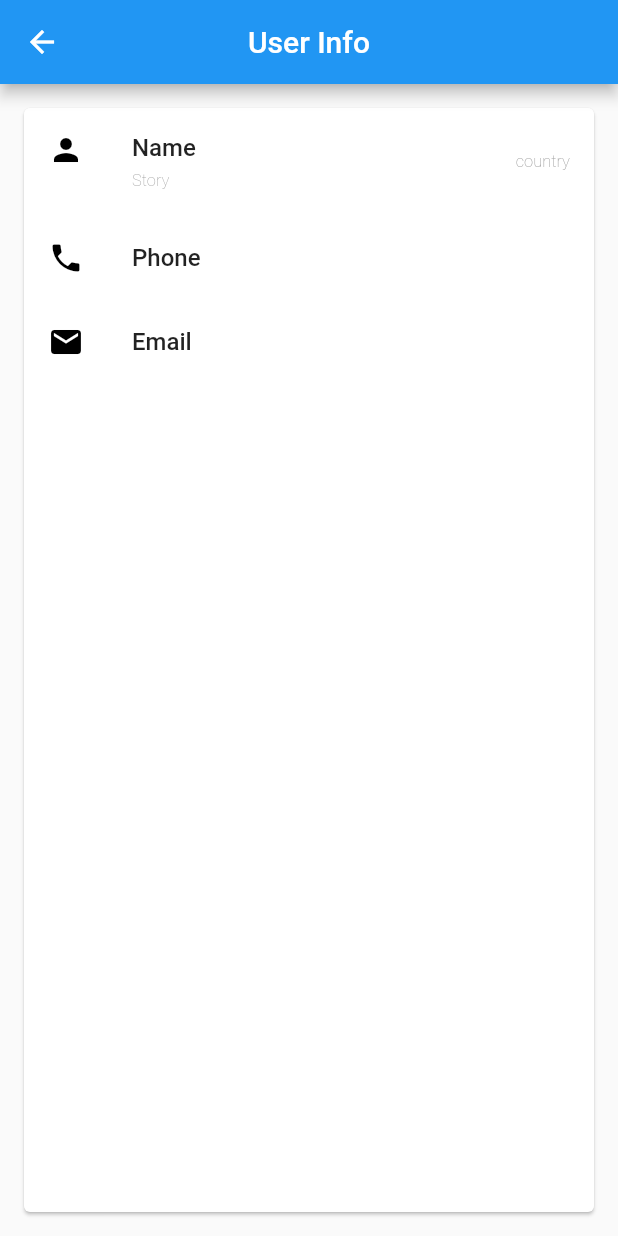
After one commit to Aloxan12/Flutter, a Flutter app: the FormInfoPage screen opened directly, on a phone screen of 412 x 824 dp. The commit adds this screen. Run offline on Flutter 3.47's test engine with Material 2 defaults, Android fonts, the phone set to English and light mode, and no system bars; our stand-ins replace cached_network_image, dartz, equatable, flutter_bloc, freezed_annotation, hydrated_bloc and 1 more; Roboto replaces fonts that are missing (Georgia).

Commit message:
Form valid

```diff
--- /dev/null
+++ b/lib/FormPage/form_info_page.dart
@@ -0,0 +1,57 @@
+import 'package:flutter/cupertino.dart';
+import 'package:flutter/material.dart';
+import 'package:flutter_first_progect/FormPage/model/user.dart';
+
+class FormInfoPage extends StatelessWidget {
+
+  User? userInfo;
+  FormInfoPage({userInfo});
+  @override
+  Widget build(BuildContext context) {
+    return Scaffold(
+      appBar: AppBar(
+        title: Text('User Info'),
+        centerTitle: true,
+      ),
+      body: Card(
+        margin: EdgeInsets.all(16),
+        child: Column(
+          children: <Widget>[
+            ListTile(
+              title: Text(
+                'Name',
+                style: TextStyle(fontWeight: FontWeight.w500),
+              ),
+              subtitle: Text('Story'),
+              leading: Icon(
+                Icons.person,
+                color: Colors.black,
+              ),
+              trailing: Text('country'),
+            ),
+            ListTile(
+              title: Text(
+                'Phone',
+                style: TextStyle(fontWeight: FontWeight.w500),
+              ),
+              leading: Icon(
+                Icons.phone,
+                color: Colors.black,
+              ),
+            ),
+            ListTile(
+              title: Text(
+                'Email',
+                style: TextStyle(fontWeight: FontWeight.w500),
+              ),
+              leading: Icon(
+                Icons.email,
+                color: Colors.black,
+              ),
+            )
+          ],
+        ),
+      ),
+    );
+  }
+}
--- /dev/null
+++ b/lib/FormPage/model/user.dart
@@ -0,0 +1,7 @@
+class User{
+  String? name;
+  String? phone;
+  String? email;
+  String? country;
+  String? story;
+}
```
Also changed, not shown: lib/FormPage/form_page.dart (+64 -26 lines).
